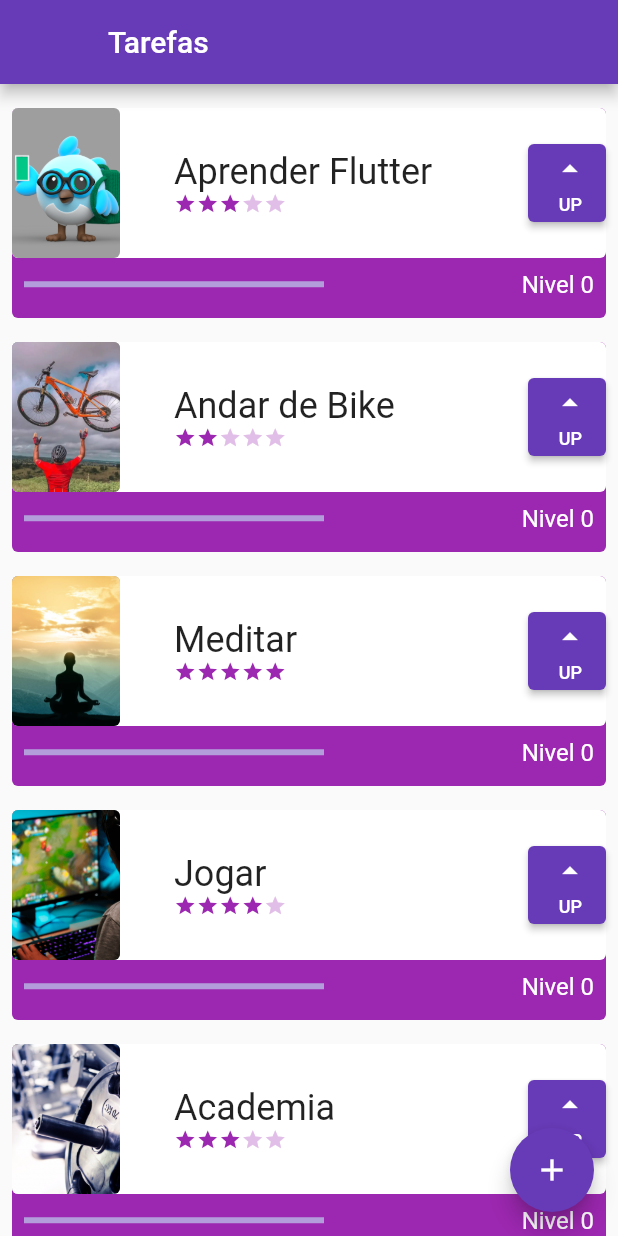
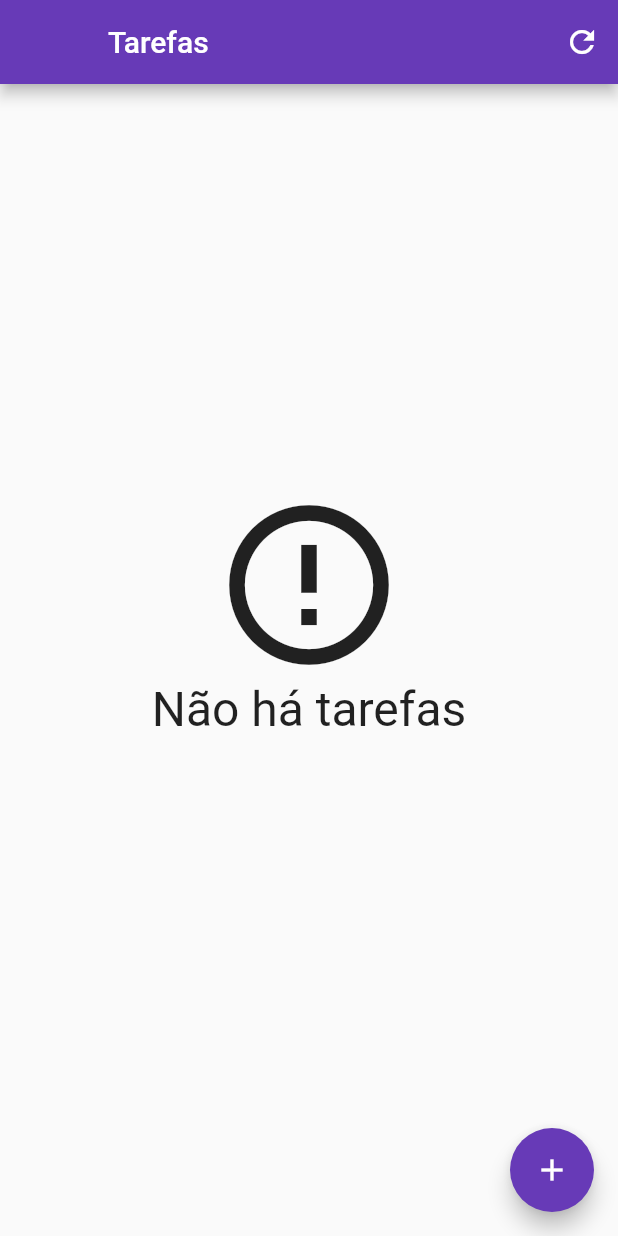
Before and after one commit to mHelenaR/Maestria-de-tarefas, a Flutter app: the screen it shows after launch, on a phone screen of 412 x 824 dp. Run offline on Flutter 3.47's test engine with Material 2 defaults, Android fonts, the phone set to English and light mode, and no system bars; our stand-ins replace sqflite; accounts and stored records are empty.

Commit message:
banco de dados conectado ao aplicativo

```diff
--- a/lib/components/task.dart
+++ b/lib/components/task.dart
@@ -1,4 +1,5 @@
 import 'package:blobonotas/components/difficulty.dart';
+import 'package:blobonotas/data/task_dao.dart';
 import 'package:flutter/material.dart';
 
 class Task extends StatefulWidget {
@@ -88,6 +89,9 @@ class _TaskState extends State<Task> {
                         height: 52,
                         width: 52,
                         child: ElevatedButton(
+                          onLongPress: () {
+                            TaskDAO().delete(widget.nome);
+                          },
                           onPressed: () {
                             setState(() {
                               widget.nivel++;
--- a/lib/view/form_screen.dart
+++ b/lib/view/form_screen.dart
@@ -1,3 +1,5 @@
+import 'package:blobonotas/components/task.dart';
+import 'package:blobonotas/data/task_dao.dart';
 import 'package:blobonotas/data/task_inherited.dart';
 import 'package:flutter/material.dart';
 
@@ -140,11 +142,18 @@ class _FormScreenState extends State<FormScreen> {
                   ElevatedButton(
                     onPressed: () {
                       if (_formKey.currentState!.validate()) {
-                        TaskInherited.of(widget.taskContext)?.newTask(
+                        TaskDAO().save(
+                          Task(
+                            nome: nameController.text,
+                            foto: imageController.text,
+                            dificuldade: int.parse(difficultyController.text),
+                          ),
+                        );
+                        /* TaskInherited.of(widget.taskContext)?.newTask(
                           nameController.text,
                           imageController.text,
                           int.parse(difficultyController.text),
-                        );
+                        );*/
                         ScaffoldMessenger.of(context).showSnackBar(
                           const SnackBar(
                             content: Text('Criando uma nova tarefa!'),
--- a/lib/view/initial_screen.dart
+++ b/lib/view/initial_screen.dart
@@ -1,3 +1,5 @@
+import 'package:blobonotas/components/task.dart';
+import 'package:blobonotas/data/task_dao.dart';
 import 'package:blobonotas/data/task_inherited.dart';
 import 'package:blobonotas/view/form_screen.dart';
 import 'package:flutter/material.dart';
@@ -15,11 +17,85 @@ class _InitialScreenState extends State<InitialScreen> {
     return Scaffold(
       appBar: AppBar(
         leading: const SizedBox(),
+        actions: [
+          IconButton(
+              onPressed: () {
+                setState(() {});
+              },
+              icon: const Icon(Icons.refresh))
+        ],
         title: const Text('Tarefas'),
       ),
-      body: ListView(
+      body: Padding(
         padding: const EdgeInsets.only(top: 8, bottom: 70),
-        children: TaskInherited.of(context)!.taskList,
+        child: FutureBuilder<List<Task>>(
+          future: TaskDAO().findAll(),
+          builder: (context, snapshot) {
+            List<Task>? items = snapshot.data;
+
+            switch (snapshot.connectionState) {
+              case ConnectionState.none:
+                return Center(
+                  child: Column(
+                    mainAxisAlignment: MainAxisAlignment.center,
+                    children: const [
+                      CircularProgressIndicator(),
+                      Text('Carregando'),
+                    ],
+                  ),
+                );
+              case ConnectionState.waiting:
+                return Center(
+                  child: Column(
+                    mainAxisAlignment: MainAxisAlignment.center,
+                    children: const [
+                      CircularProgressIndicator(),
+                      Text('Carregando'),
+                    ],
+                  ),
+                );
+              case ConnectionState.active:
+                return Center(
+                  child: Column(
+                    mainAxisAlignment: MainAxisAlignment.center,
+                    children: const [
+                      CircularProgressIndicator(),
+                      Text('Carregando'),
+                    ],
+                  ),
+                );
+              case ConnectionState.done:
+                if (snapshot.hasData && items != null) {
+                  if (items.isNotEmpty) {
+                    return ListView.builder(
+                      itemCount: items.length,
+                      itemBuilder: (context, index) {
+                        final Task tarefa = items[index];
+                        return tarefa;
+                      },
+                    );
+                  }
+                  return Center(
+                    child: Column(
+                      mainAxisAlignment: MainAxisAlignment.center,
+                      children: const [
+                        Icon(
+                          Icons.error_outline,
+                          size: 128,
+                        ),
+                        Text(
+                          'Não há tarefas',
+                          style: TextStyle(fontSize: 32),
+                        )
+                      ],
+                    ),
+                  );
+                }
+                return const Text('Erro ao carregar tarefas!');
+            }
+            return const Text('Erro desconhecido!');
+          },
+        ),
       ),
       floatingActionButton: FloatingActionButton(
         onPressed: () {
@@ -28,7 +104,7 @@ class _InitialScreenState extends State<InitialScreen> {
             MaterialPageRoute(
               builder: (contextNew) => FormScreen(taskContext: context),
             ),
-          );
+          ).then((value) => setState(() {}));
         },
         child: const Icon(Icons.add),
       ),
```
